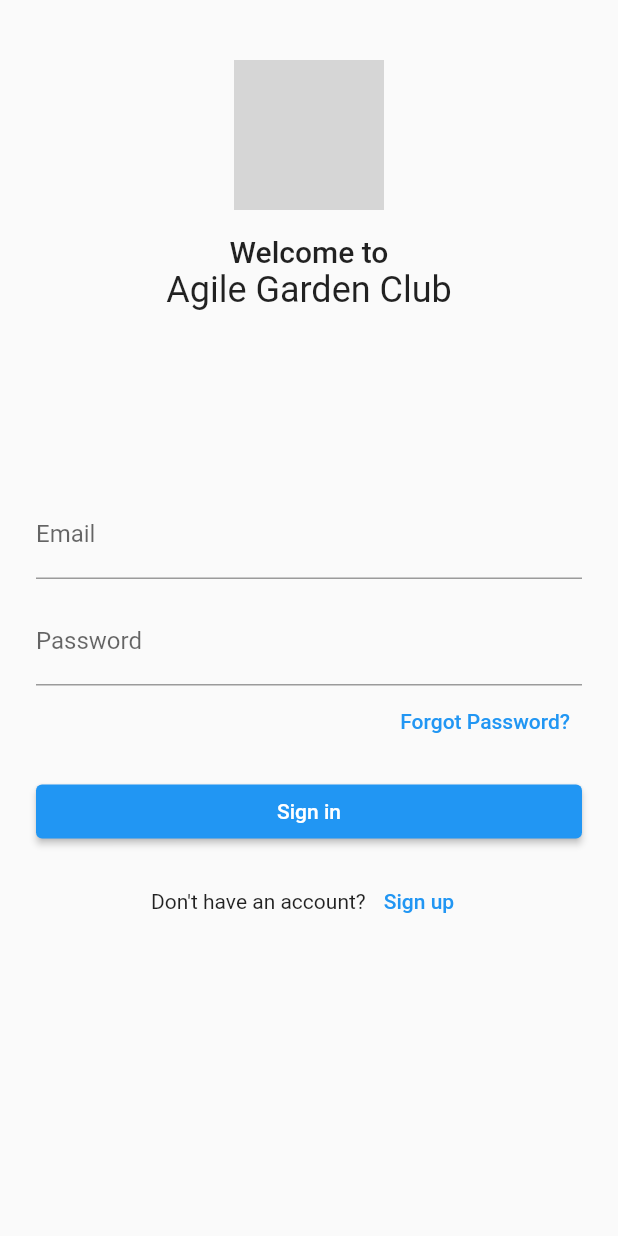
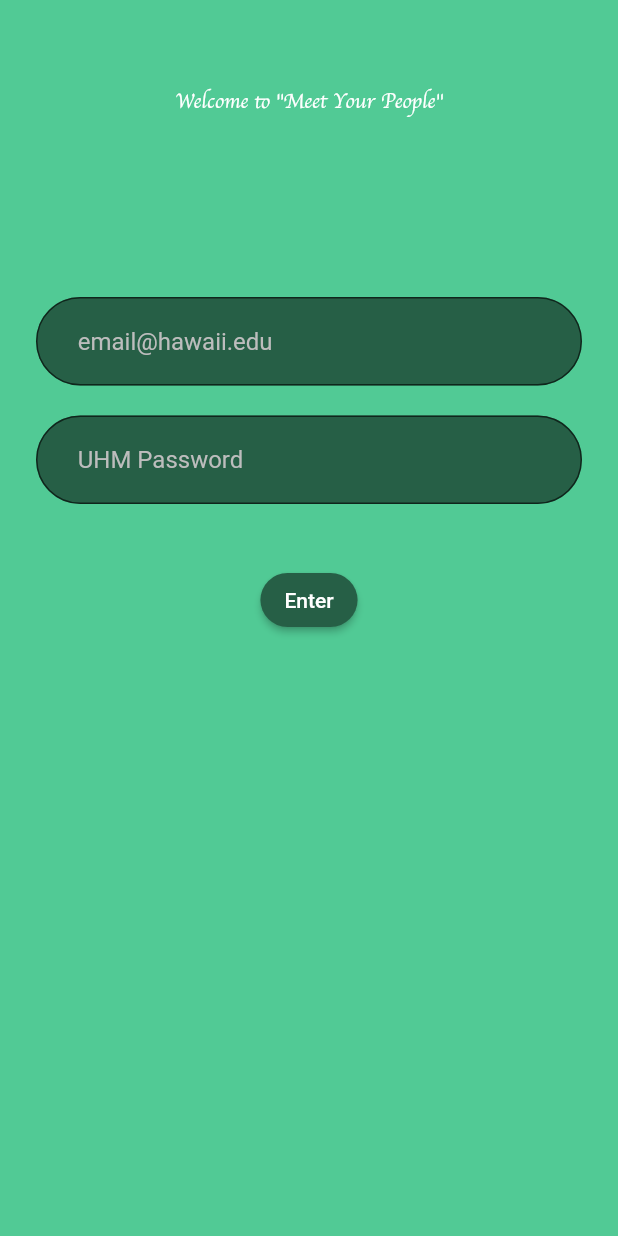
Before and after one commit to UHM-Social-Software/app, a Flutter app: the screen it shows after launch, on a phone screen of 412 x 824 dp. Run offline on Flutter 3.47's test engine with Material 2 defaults, Android fonts, the phone set to English and light mode, and no system bars; our stand-ins replace flutter_markdown; grey boxes are pictures that could not be loaded.

Commit message:
Mockup Login Screen
Mocked up login screen and inputed necessary style requirements to app scaffold.

```diff
--- a/lib/app.dart
+++ b/lib/app.dart
@@ -10,7 +10,6 @@ import 'pages/outcomes/outcomes_view.dart';
 import 'pages/page_not_found/page_not_found_view.dart';
 import 'pages/seeds/seeds_view.dart';
 import 'pages/signin/signin_view.dart';
-import 'pages/signup/signup_view.dart';
 import 'settings/settings_controller.dart';
 import 'settings/settings_view.dart';
 
@@ -33,9 +32,21 @@ class MyApp extends StatelessWidget {
       listenable: settingsController,
       builder: (BuildContext context, Widget? child) {
         return MaterialApp(
-          theme: ThemeData(),
-          darkTheme: ThemeData.dark(),
-          themeMode: settingsController.themeMode,
+          theme: ThemeData(
+            scaffoldBackgroundColor: Color.fromRGBO(81, 202, 149, 1.0),
+            colorScheme: ColorScheme.fromSwatch().copyWith(
+              secondary: Colors.green,
+            ),
+            elevatedButtonTheme: ElevatedButtonThemeData(
+              style: ElevatedButton.styleFrom(
+                backgroundColor: Color.fromRGBO(38, 95,70, 1.0), // background (button) color
+                foregroundColor: Colors.white, // foreground (text) color
+              ),
+            ),
+            textTheme: const TextTheme(bodyMedium: TextStyle(color: Colors.white)),
+          ),
+          // darkTheme: ThemeData.dark(),
+          // themeMode: settingsController.themeMode,
 
           // Define a function to handle named routes in order to support
           // Flutter web url navigation and deep linking.
@@ -64,8 +75,6 @@ class MyApp extends StatelessWidget {
                     return SettingsView(controller: settingsController);
                   case SigninView.routeName:
                     return const SigninView();
-                  case SignupView.routeName:
-                    return const SignupView();
                   default:
                     return const PageNotFoundView();
                 }
--- a/lib/pages/signin/signin_view.dart
+++ b/lib/pages/signin/signin_view.dart
@@ -24,15 +24,10 @@ class _SigninViewState extends State<SigninView> {
             const SizedBox(height: 40.0),
             Column(
               children: <Widget>[
-                Image.asset('assets/images/vegetables.png', width: 100),
                 const SizedBox(height: 16.0),
                 Text(
-                  "Welcome to",
-                  style: Theme.of(context).textTheme.titleLarge,
-                ),
-                Text(
-                  "Agile Garden Club",
-                  style: Theme.of(context).textTheme.headlineSmall,
+                  "Welcome to ''Meet Your People''",
+                  style: TextStyle(fontFamily: 'Chancery'),
                 ),
               ],
             ),
@@ -40,43 +35,49 @@ class _SigninViewState extends State<SigninView> {
             // [Name]
             TextField(
               controller: _emailController,
-              decoration: const InputDecoration(
-                labelText: 'Email',
+              decoration: InputDecoration(
+                border: OutlineInputBorder(
+                  borderRadius: BorderRadius.circular(50.0),
+                ),
+                filled: true,
+                fillColor: Color.fromRGBO(38, 95, 70, 1.0),
+                hintStyle: TextStyle(color: Colors.grey[400]),
+                hintText: '    email@hawaii.edu',
               ),
             ),
-            const SizedBox(height: 12.0),
+            const SizedBox(height: 20.0),
             TextField(
               controller: _passwordController,
-              decoration: const InputDecoration(
-                labelText: 'Password',
+              decoration: InputDecoration(
+                border: OutlineInputBorder(
+                  borderRadius: BorderRadius.circular(50.0),
                 ),
-              obscureText: true,
-            ),
-            Align(
-              alignment: Alignment.centerRight,
-              child: TextButton(
-                onPressed: () {},
-                child: const Text('Forgot Password?'),
+                filled: true,
+                fillColor: Color.fromRGBO(38, 95, 70, 1.0),
+                hintStyle: TextStyle(color: Colors.grey[400]),
+                hintText: '    UHM Password',
               ),
             ),
-            const SizedBox(height: 12.0),
+            const SizedBox(height: 40.0),
+            Row(
+              mainAxisAlignment: MainAxisAlignment.center,
+              children: [
+                const SizedBox(width: 1.0),
                 ElevatedButton(
+                    style: ButtonStyle(
+                        shape:
+                            MaterialStateProperty.all<RoundedRectangleBorder>(
+                                RoundedRectangleBorder(
+                      borderRadius: BorderRadius.circular(50.0),
+                    ))),
                     onPressed: () {
                       // Eventually: pushReplacementNamed
                       Navigator.pushReplacementNamed(context, '/home');
                     },
-                child: const Text('Sign in')),
-            const SizedBox(height: 12.0),
-            Row(mainAxisAlignment: MainAxisAlignment.center, children: [
-              const Text("Don't have an account? "),
-              TextButton(
-                child: const Text('Sign up'),
-                onPressed: () {
-                  // Eventually: pushReplacementNamed
-                  Navigator.pushNamed(context, '/signup');
-                },
-              )
-            ]),
+                    child: const Text('Enter')),
+                const SizedBox(width: 1.0),
+              ],
+            ),
           ],
         ),
       ),
--- a/pubspec.yaml
+++ b/pubspec.yaml
@@ -69,6 +69,10 @@ flutter:
 
   # For details regarding adding assets from package dependencies, see
   # https://flutter.dev/assets-and-images/#from-packages
+  fonts:
+     - family: Chancery
+       fonts:
+         - asset: assets/fonts/Apple_Chancery_Regular.ttf
 
   # To add custom fonts to your application, add a fonts section here,
   # in this "flutter" section. Each entry in this list should have a
```
Also changed, not shown: lib/pages/home/home_view.dart (+16 -8 lines), lib/pages/signup/signup_view.dart (deleted, +0 -82 lines), assets/fonts/Apple_Chancery_Regular.ttf (added), 9 other files. Lines whose indentation alone changed are shown as unchanged.
